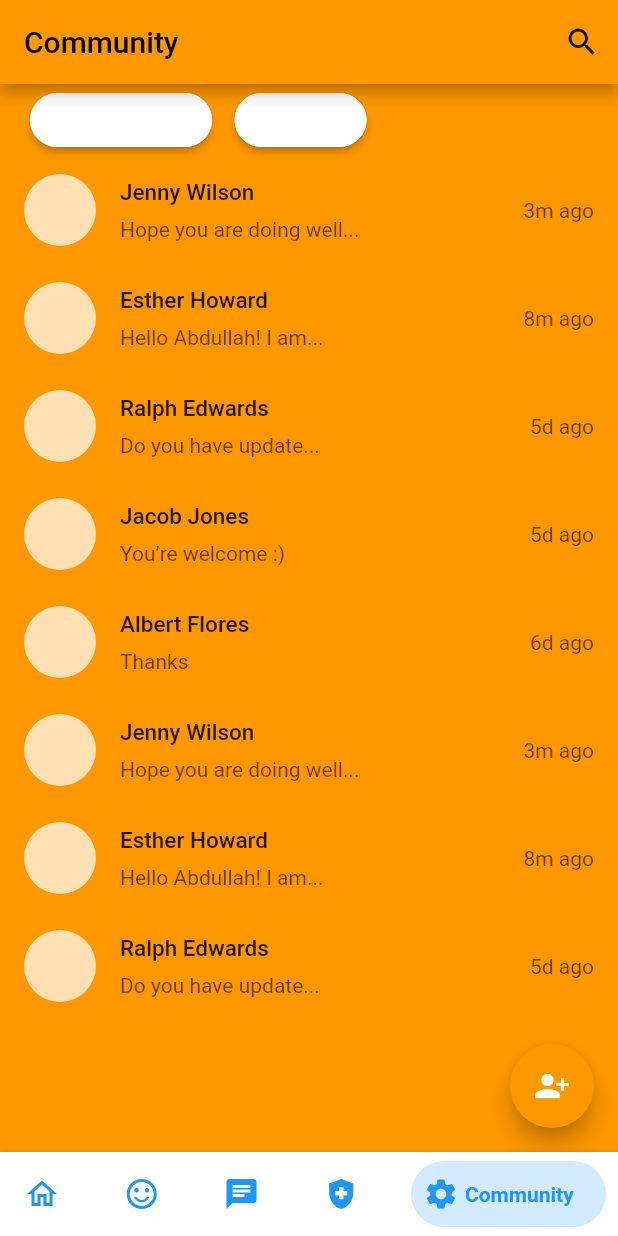
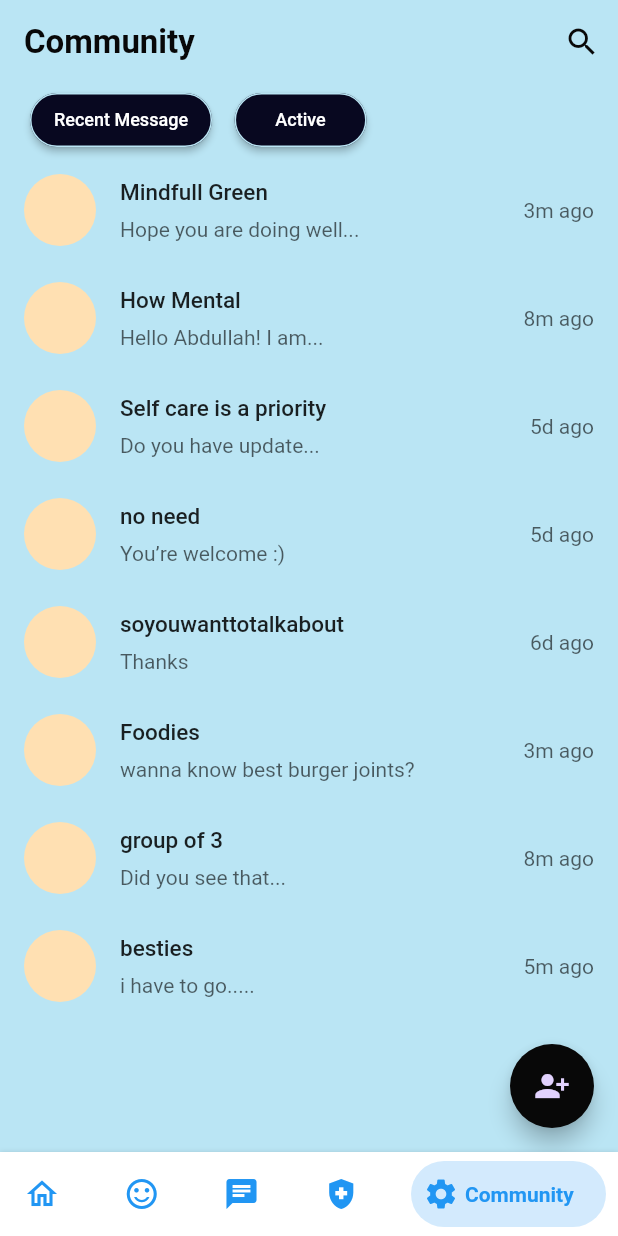
Before and after one commit to devout-coder/Ayuda, a Flutter app: the screen it shows after launch, swiped to page 5, on a phone screen of 412 x 824 dp. Run offline on Flutter 3.47's test engine with Material 2 defaults, Android fonts, the light colour scheme and no system bars; drawn by our look-alikes of bottom_navy_bar; our stand-ins replace animated_text_kit, flutter_tts, google_fonts, lottie; missing offline and left inert: flutter_phone_direct_caller; network calls fail.

Commit message:
donewithCommunitypage

```diff
--- a/lib/models/commmunitychat.dart
+++ b/lib/models/commmunitychat.dart
@@ -13,59 +13,59 @@ class Chat {
 
 List chatsData = [
   Chat(
-    name: "Jenny Wilson",
+    name: "Mindfull Green",
     lastMessage: "Hope you are doing well...",
     image: "assets/images/user.png",
     time: "3m ago",
     isActive: false,
   ),
   Chat(
-    name: "Esther Howard",
+    name: "How Mental",
     lastMessage: "Hello Abdullah! I am...",
     image: "assets/images/user_2.png",
     time: "8m ago",
     isActive: true,
   ),
   Chat(
-    name: "Ralph Edwards",
+    name: "Self care is a priority",
     lastMessage: "Do you have update...",
     image: "assets/images/user_3.png",
     time: "5d ago",
     isActive: false,
   ),
   Chat(
-    name: "Jacob Jones",
+    name: "no need",
     lastMessage: "You’re welcome :)",
     image: "assets/images/user_4.png",
     time: "5d ago",
     isActive: true,
   ),
   Chat(
-    name: "Albert Flores",
+    name: "soyouwanttotalkabout",
     lastMessage: "Thanks",
     image: "assets/images/user_5.png",
     time: "6d ago",
     isActive: false,
   ),
   Chat(
-    name: "Jenny Wilson",
-    lastMessage: "Hope you are doing well...",
+    name: "Foodies",
+    lastMessage: "wanna know best burger joints?",
     image: "assets/images/user.png",
     time: "3m ago",
     isActive: false,
   ),
   Chat(
-    name: "Esther Howard",
-    lastMessage: "Hello Abdullah! I am...",
+    name: "group of 3",
+    lastMessage: "Did you see that...",
     image: "assets/images/user_2.png",
     time: "8m ago",
     isActive: true,
   ),
   Chat(
-    name: "Ralph Edwards",
-    lastMessage: "Do you have update...",
+    name: "besties",
+    lastMessage: "i have to go.....",
     image: "assets/images/user_3.png",
-    time: "5d ago",
+    time: "5m ago",
     isActive: false,
   ),
 ];
--- a/lib/models/components/body.dart
+++ b/lib/models/components/body.dart
@@ -14,7 +14,7 @@ class Body extends StatelessWidget {
       children: [
         Container(
           padding: const EdgeInsets.fromLTRB(20, 0, 20, 0),
-          color: Colors.orange,
+          color: const Color.fromRGBO(186, 229, 244, 1),
           child: Row(
             // ignore: prefer_const_literals_to_create_immutables
             children: [
@@ -40,7 +40,7 @@ class Body extends StatelessWidget {
               press: () => Navigator.push(
                 context,
                 MaterialPageRoute(
-                  builder: (context) => MessagesScreen(),
+                  builder: (context) => const MessagesScreen(),
                 ),
               ),
             ),
--- a/lib/models/components/button.dart
+++ b/lib/models/components/button.dart
@@ -17,10 +17,10 @@ class FillOutlineButton extends StatelessWidget {
     return MaterialButton(
       shape: RoundedRectangleBorder(
         borderRadius: BorderRadius.circular(30),
-        side: BorderSide(color: Colors.white),
+        side: const BorderSide(color: Color.fromRGBO(186, 229, 244, 1)),
       ),
       elevation: isFilled ? 2 : 0,
-      color: isFilled ? Colors.white : Colors.transparent,
+      color: Color.fromRGBO(8, 8, 32, 1),
       onPressed: press,
       child: Text(
         text,
--- a/lib/navigationpages/bottom_navigationpage.dart
+++ b/lib/navigationpages/bottom_navigationpage.dart
@@ -1,4 +1,4 @@
-import 'package:csi_hackathon/navigationpages/screens/chat.dart';
+import 'package:csi_hackathon/navigationpages/screens/messages/chat.dart';
 import 'package:csi_hackathon/navigationpages/screens/community.dart';
 import 'package:csi_hackathon/navigationpages/screens/homepage.dart';
 import 'package:csi_hackathon/navigationpages/screens/statistics.dart';
--- a/lib/navigationpages/screens/community.dart
+++ b/lib/navigationpages/screens/community.dart
@@ -9,12 +9,13 @@ class CommunityScreen extends StatelessWidget {
     return Scaffold(
       appBar: buildAppBar(),
       body: const Body(),
-      backgroundColor: Colors.orange,
+      backgroundColor: Color.fromRGBO(186, 229, 244, 1),
       floatingActionButton: FloatingActionButton(
+        backgroundColor: Color.fromRGBO(8, 8, 8, 1),
         onPressed: () {},
         child: const Icon(
           Icons.person_add_alt_1,
-          color: Colors.white,
+          color: Color.fromRGBO(226, 210, 254, 1),
         ),
       ),
     );
@@ -22,10 +23,29 @@ class CommunityScreen extends StatelessWidget {
 
   AppBar buildAppBar() {
     return AppBar(
+      backgroundColor: Color.fromRGBO(186, 229, 244, 1),
       automaticallyImplyLeading: false,
-      title: const Text("Community"),
+      elevation: 0.0,
+      title: const Text(
+        "Community",
+        style: TextStyle(
+            fontSize: 22,
+            color: Color.fromRGBO(
+              8,
+              8,
+              8,
+              1,
+            ),
+            fontWeight: FontWeight.bold),
+      ),
       actions: [
         IconButton(
+          color: Color.fromRGBO(
+            8,
+            8,
+            8,
+            1,
+          ),
           onPressed: () {},
           icon: const Icon(Icons.search),
         ),
--- a/lib/navigationpages/screens/messages/components/messsage.dart
+++ b/lib/navigationpages/screens/messages/components/messsage.dart
@@ -39,7 +39,7 @@ class Message extends StatelessWidget {
               radius: 12,
               backgroundImage: AssetImage("assets/images/user_2.png"),
             ),
-            SizedBox(width: 5),
+            const SizedBox(width: 5),
           ],
           messageContaint(message),
           if (message.isSender) MessageStatusDot(status: message.messageStatus)
```
Also changed, not shown: lib/navigationpages/screens/messages/components/audio.dart (+4 -3 lines), lib/navigationpages/screens/messages/components/chat_input_f.dart (+5 -13 lines), lib/navigationpages/screens/messages/components/text_message.dart (+6 -3 lines), lib/navigationpages/screens/messages/messages.dart (+28 -9 lines), lib/navigationpages/screens/messages/chat.dart (renamed from lib/navigationpages/screens/chat.dart).
